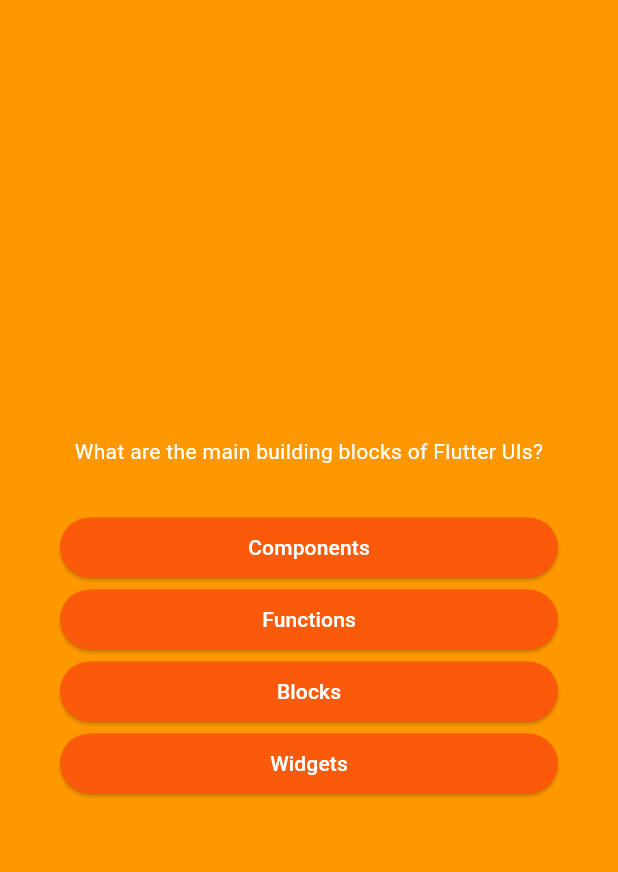
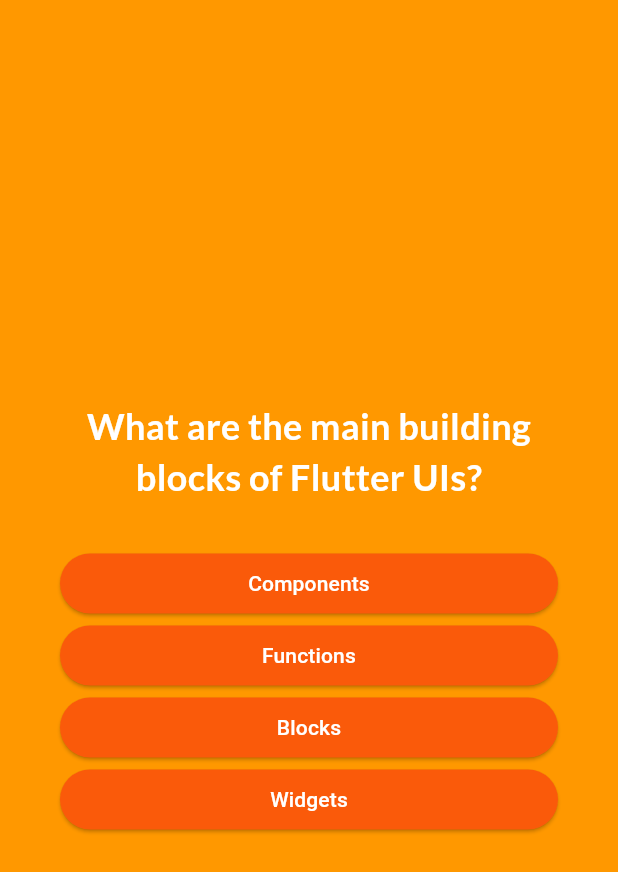
Before and after one commit to rennerbernabe/flutter-quiz-app, a Flutter app: the screen it shows after launch, after a tap on "Start quiz", on a phone screen of 412 x 824 dp. Shown: the top 872 px of the screen. Run offline on Flutter 3.47's test engine with Material 3 defaults, Android fonts, the phone set to English and light mode, and no system bars; our stand-ins replace google_fonts.

Commit message:
Add Google fonts

```diff
--- a/lib/answer_button.dart
+++ b/lib/answer_button.dart
@@ -25,7 +25,7 @@ class AnswerButton extends StatelessWidget {
           borderRadius: BorderRadius.circular(40),
         ),
       ),
-      child: Text(answerText),
+      child: Text(answerText, textAlign: TextAlign.center),
     );
   }
 }
--- a/lib/questions_screen.dart
+++ b/lib/questions_screen.dart
@@ -1,6 +1,7 @@
 import 'package:flutter/material.dart';
 import 'package:flutter_quiz_app/answer_button.dart';
 import 'package:flutter_quiz_app/data/questions.dart';
+import 'package:google_fonts/google_fonts.dart';
 
 class QuestionsScreen extends StatefulWidget {
   const QuestionsScreen({super.key});
@@ -12,10 +13,18 @@ class QuestionsScreen extends StatefulWidget {
 }
 
 class _QuestionsScreenState extends State<QuestionsScreen> {
-  final currentQuestion = questions[0];
+  var currentQuestionIndex = 0;
+
+  void answerQuestion() {
+    setState(() {
+      currentQuestionIndex++;
+    });
+  }
 
   @override
   Widget build(BuildContext context) {
+    final currentQuestion = questions[currentQuestionIndex];
+
     return SizedBox(
       width: double.infinity,
       child: Container(
@@ -26,12 +35,16 @@ class _QuestionsScreenState extends State<QuestionsScreen> {
           children: [
             Text(
               currentQuestion.question,
-              style: const TextStyle(color: Colors.white),
+              style: GoogleFonts.lato(
+                color: Colors.white,
+                fontSize: 24,
+                fontWeight: FontWeight.bold,
+              ),
               textAlign: TextAlign.center,
             ),
             const SizedBox(height: 30),
             ...currentQuestion.getShuffledAnswers().map((item) {
-              return AnswerButton(answerText: item, onTap: () {});
+              return AnswerButton(answerText: item, onTap: answerQuestion);
             }),
           ],
         ),
--- a/lib/start_screen.dart
+++ b/lib/start_screen.dart
@@ -1,4 +1,6 @@
 import 'package:flutter/material.dart';
+import 'package:google_fonts/google_fonts.dart';
+import 'package:google_fonts/google_fonts.dart';
 
 class StartScreen extends StatelessWidget {
   const StartScreen(this.startQuiz, {super.key});
@@ -16,9 +18,9 @@ class StartScreen extends StatelessWidget {
             width: 300,
           ),
           const SizedBox(height: 60),
-          const Text(
+          Text(
             'Learn Flutter the fun way!',
-            style: TextStyle(
+            style: GoogleFonts.lato(
               color: Colors.white,
               fontSize: 24,
             ),
--- a/pubspec.yaml
+++ b/pubspec.yaml
@@ -35,6 +35,7 @@ dependencies:
   # The following adds the Cupertino Icons font to your application.
   # Use with the CupertinoIcons class for iOS style icons.
   cupertino_icons: ^1.0.2
+  google_fonts: ^6.1.0
 
 dev_dependencies:
   flutter_test:
```
Also changed, not shown: pubspec.lock.
